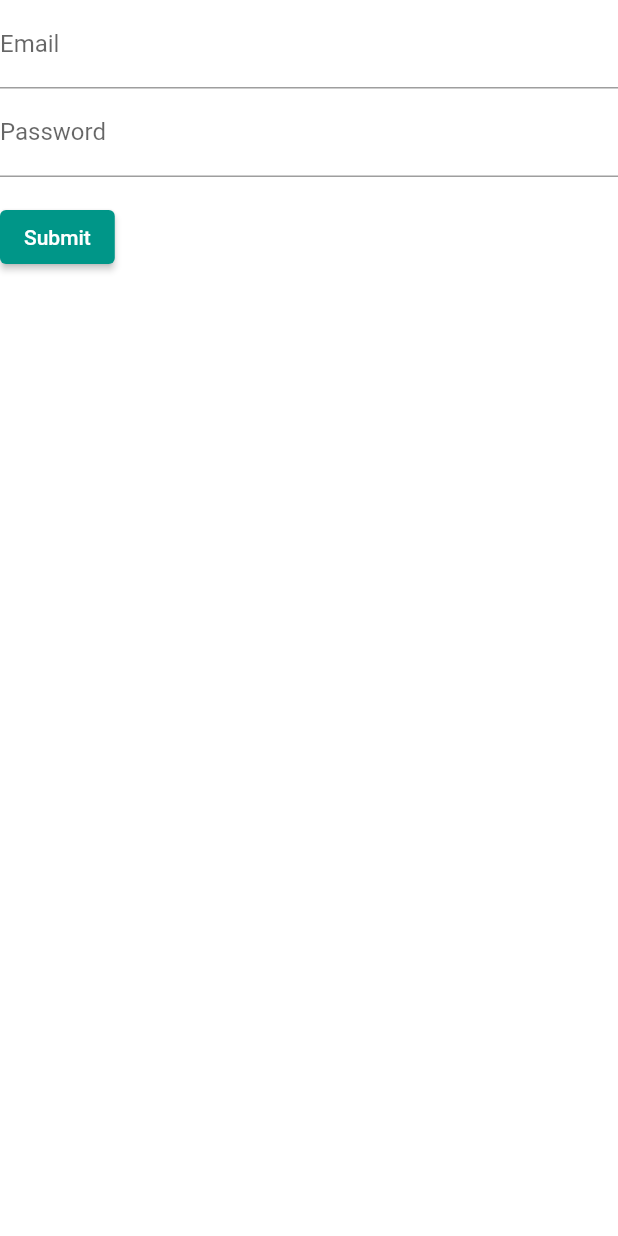
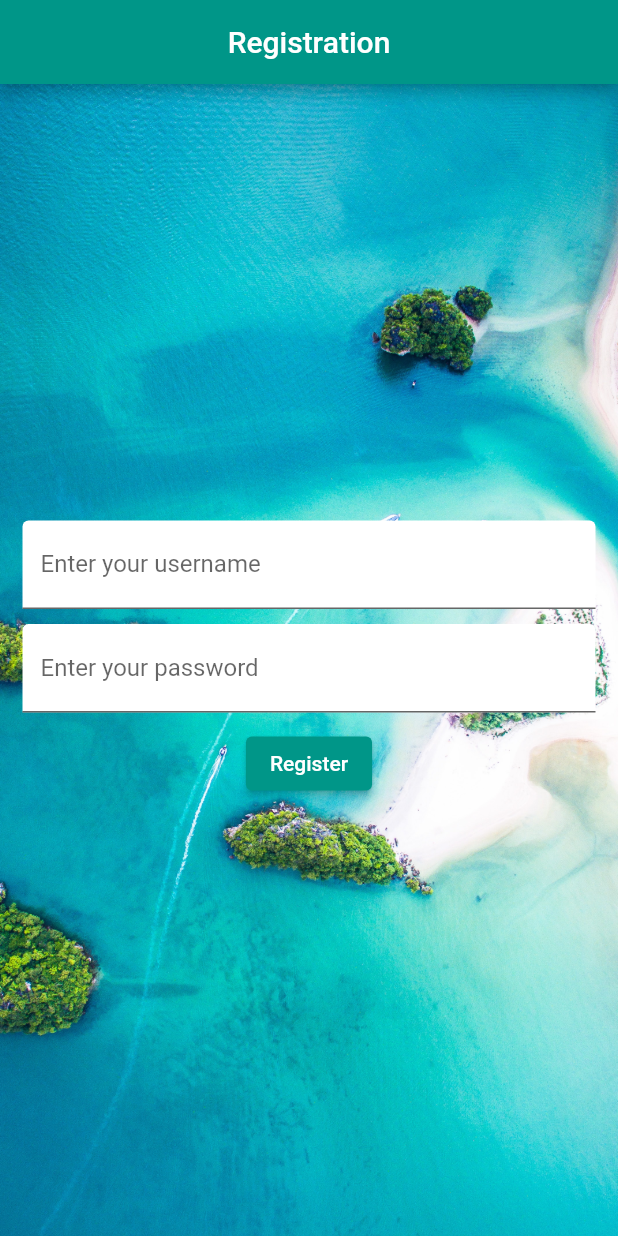
Before and after one commit to AlexBanu77/EveryDay, a Flutter app: the screen it shows after launch, item 2 of the bottom bar chosen, on a phone screen of 412 x 824 dp. Run offline on Flutter 3.47's test engine with Material 2 defaults, Android fonts, the light colour scheme and no system bars; our stand-ins replace firebase_auth; accounts and stored records are empty.

Commit message:
Small fix for register screen route in main

```diff
--- a/project/lib/main.dart
+++ b/project/lib/main.dart
@@ -18,7 +18,8 @@ class GlobeApp extends StatelessWidget {
         routes: {
           '/login': (context) => const LoginScreen(),
           '/events': (context) => const DisplayEvents(),
-          '/register': (context) => RegistrationForm(),
+          // '/': (context) => HomePage(),
+          '/register': (context) => RegisterScreen(),
 
         },
         // initialRoute: '/events',
--- a/project/lib/shared/register_screen.dart
+++ b/project/lib/shared/register_screen.dart
@@ -1,52 +1,88 @@
+import 'dart:convert';
+
 import 'package:flutter/material.dart';
+import 'package:http/http.dart' as http;
 
-void main() => runApp(MyApp());
+var client = http.Client();
 
-class MyApp extends StatelessWidget {
-  @override
-  Widget build(BuildContext context) {
-    return MaterialApp(
-      title: 'Registration',
-      home: Scaffold(
-        appBar: AppBar(
-          title: Text('Registration'),
-        ),
-        body: RegistrationForm(),
-      ),
+Future<bool> registerUser(username, password) async {
+  var response = await client.post(
+    'http://192.168.2.105:5001/users/',
+    body: {
+      "username": username,
+      "password": password
+    }
   );
-  }
+  var decodedData = jsonDecode(response.body);
+  return decodedData;
 }
 
-class RegistrationForm extends StatefulWidget {
+class RegisterScreen extends StatefulWidget {
+  const RegisterScreen({Key? key}) : super(key: key);
+
   @override
-  _RegistrationFormState createState() => _RegistrationFormState();
+  State<RegisterScreen> createState() => _RegisterScreenState();
 }
 
-class _RegistrationFormState extends State<RegistrationForm> {
+class _RegisterScreenState extends State<RegisterScreen> {
+  final userController = TextEditingController();
+  final passwordController = TextEditingController();
+
   final _formKey = GlobalKey<FormState>();
 
   @override
+  void dispose() {
+    userController.dispose();
+    passwordController.dispose();
+    client.close();
+    super.dispose();
+  }
+
+  @override
   Widget build(BuildContext context) {
-    return Form(
+    return Scaffold(
+      appBar: AppBar(title: const Center(child: Text('Registration')), automaticallyImplyLeading: false),
+      body: Container(
+        decoration: const BoxDecoration(
+          image: DecorationImage(
+            image: AssetImage('assets/background_image.jpg'),
+            fit: BoxFit.cover,
+          ),
+        ),
+        child: Form(
           key: _formKey,
+          child: Center(
+            child: Container(
+              padding: const EdgeInsets.all(15),
               child: Column(
-        crossAxisAlignment: CrossAxisAlignment.start,
+                mainAxisAlignment: MainAxisAlignment.center,
                 children: <Widget>[
                   TextFormField(
-            decoration: InputDecoration(labelText: 'Email'),
+                    controller: userController,
+                    decoration: const InputDecoration(
+                      border: UnderlineInputBorder(),
+                      labelText: 'Enter your username',
+                      fillColor: Colors.white,
+                      filled: true,
+                    ),
+                    style: const TextStyle(color: Colors.black),
                     validator: (value) {
                       if (value?.isEmpty ?? true) {
-                return 'Please enter your email';
-
+                        return 'Please enter your username';
                       }
-              // if (!RegExp(r'^[\w-\.]+@([\w-]+\.)+[\w-]{2,4}$').hasMatch(value)) {
-              //       return 'Please enter a valid email address';
-              //     }
                       return null;
                     },
                   ),
+                  const SizedBox(height: 10),
                   TextFormField(
-            decoration: InputDecoration(labelText: 'Password'),
+                    controller: passwordController,
+                    decoration: const InputDecoration(
+                      border: UnderlineInputBorder(),
+                      labelText: 'Enter your password',
+                      fillColor: Colors.white,
+                      filled: true,
+                    ),
+                    style: const TextStyle(color: Colors.black),
                     obscureText: true,
                     validator: (value) {
                       if (value?.isEmpty ?? true) {
@@ -55,19 +91,26 @@ class _RegistrationFormState extends State<RegistrationForm> {
                       return null;
                     },
                   ),
-          Padding(
-            padding: const EdgeInsets.symmetric(vertical: 16.0),
-            child: ElevatedButton(
-              onPressed: () {
+                  const SizedBox(height: 10),
+                  ElevatedButton(
+                    onPressed: () async {
                       if (_formKey.currentState?.validate() == true) {
-                  ScaffoldMessenger.of(context)
-                      .showSnackBar(SnackBar(content: Text('Processing Data')));
+                        var result = await registerUser(userController.text, passwordController.text);
+                        if (result) {
+                          ScaffoldMessenger.of(context).showSnackBar(const SnackBar(content: Text('Registration successful')));
+                          Navigator.pop(context);
+                        } else {
+                          ScaffoldMessenger.of(context).showSnackBar(const SnackBar(content: Text('Registration failed')));
+                        }
                       }
                     },
-              child: Text('Submit'),
+                    child: const Text('Register'),
+                  ),
+                ],
               ),
             ),
-        ],
+          ),
+        ),
       ),
     );
   }
```
Also changed, not shown: project/lib/shared/events_screen.dart (+19 -6 lines). Lines whose indentation alone changed are shown as unchanged.
